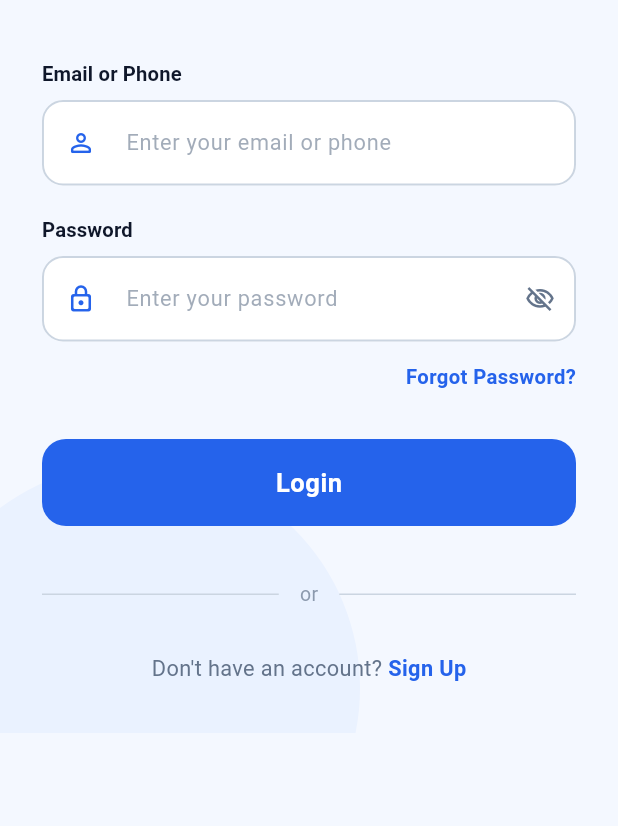
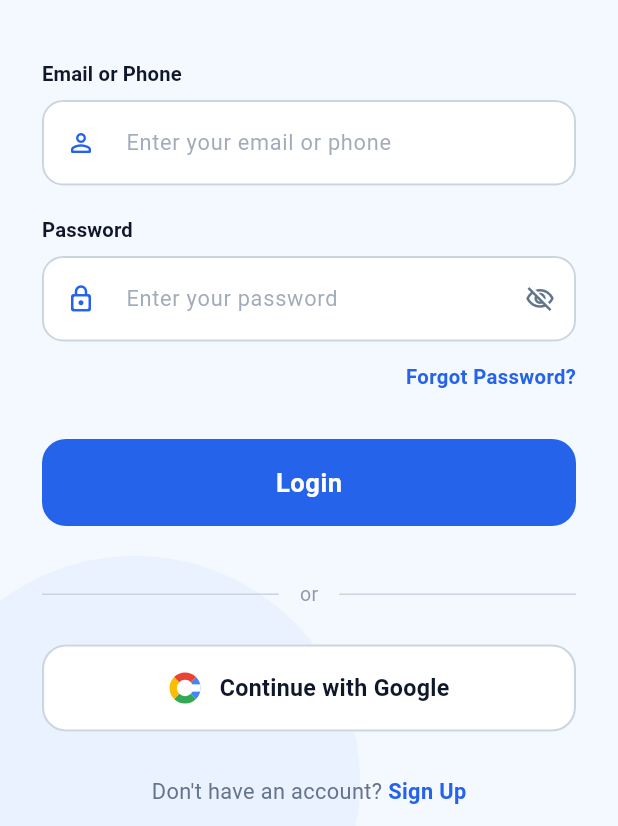
Before and after one commit to mardy-cse/Classora, a Flutter app: the screen it shows after launch, after a tap on "Skip", on a phone screen of 412 x 824 dp, the part 410-1236 px from its top. Run offline on Flutter 3.47's test engine with Material 3 defaults, Android fonts, the phone set to English and light mode, and no system bars.

Commit message:
feat: add Continue with Google button to login screen

```diff
--- a/lib/screens/login_screen.dart
+++ b/lib/screens/login_screen.dart
@@ -28,6 +28,7 @@ class _LoginScreenState extends State<LoginScreen>
   final _passwordCtrl    = TextEditingController();
   bool  _obscurePassword = true;
   bool  _loading         = false;
+  bool  _googleLoading   = false;
   String? _errorMessage;
 
   late final AnimationController _anim;
@@ -83,6 +84,22 @@ class _LoginScreenState extends State<LoginScreen>
     setState(() => _loading = false);
 
     // Demo: any email + password ≥ 6 chars → success
+    Navigator.of(context).pushReplacement(
+      PageRouteBuilder(
+        pageBuilder: (_, a, __) => const HomeScreen(),
+        transitionsBuilder: (_, a, __, child) =>
+            FadeTransition(opacity: a, child: child),
+        transitionDuration: const Duration(milliseconds: 500),
+      ),
+    );
+  }
+
+  // ── Google login (stub) ───────────────────────────────────────────────────
+  Future<void> _googleLogin() async {
+    setState(() => _googleLoading = true);
+    await Future.delayed(const Duration(milliseconds: 1000));
+    if (!mounted) return;
+    setState(() => _googleLoading = false);
     Navigator.of(context).pushReplacement(
       PageRouteBuilder(
         pageBuilder: (_, a, __) => const HomeScreen(),
@@ -303,6 +320,14 @@ class _LoginScreenState extends State<LoginScreen>
                                   const Expanded(
                                       child: Divider(color: _kBorder)),
                                 ],
+                              ),
+
+                              const SizedBox(height: 24),
+
+                              // Google login button
+                              _GoogleButton(
+                                loading: _googleLoading,
+                                onTap: _googleLogin,
                               ),
 
                               const SizedBox(height: 30),
@@ -534,6 +559,116 @@ class _LoginButton extends StatelessWidget {
       );
 }
 
+// ─── Google button ────────────────────────────────────────────────────────────
+class _GoogleButton extends StatelessWidget {
+  final bool loading;
+  final VoidCallback onTap;
+  const _GoogleButton({required this.loading, required this.onTap});
+
+  @override
+  Widget build(BuildContext context) => SizedBox(
+        width: double.infinity,
+        height: 58,
+        child: OutlinedButton(
+          onPressed: loading ? null : onTap,
+          style: OutlinedButton.styleFrom(
+            backgroundColor: Colors.white,
+            foregroundColor: _kTextDark,
+            disabledForegroundColor: _kTextMuted,
+            side: const BorderSide(color: _kBorder, width: 1.4),
+            shape: RoundedRectangleBorder(
+              borderRadius: BorderRadius.circular(16),
+            ),
+            elevation: 0,
+          ),
+          child: loading
+              ? const SizedBox(
+                  width: 22,
+                  height: 22,
+                  child: CircularProgressIndicator(
+                    color: _kPrimary,
+                    strokeWidth: 2.5,
+                  ),
+                )
+              : Row(
+                  mainAxisAlignment: MainAxisAlignment.center,
+                  children: [
+                    _GoogleLogo(),
+                    const SizedBox(width: 12),
+                    const Text(
+                      'Continue with Google',
+                      style: TextStyle(
+                        fontSize: 15.5,
+                        fontWeight: FontWeight.w600,
+                        letterSpacing: 0.2,
+                        color: _kTextDark,
+                      ),
+                    ),
+                  ],
+                ),
+        ),
+      );
+}
+
+// ─── Google "G" logo painter ──────────────────────────────────────────────────
+class _GoogleLogo extends StatelessWidget {
+  @override
+  Widget build(BuildContext context) => CustomPaint(
+        size: const Size(22, 22),
+        painter: _GoogleLogoPainter(),
+      );
+}
+
+class _GoogleLogoPainter extends CustomPainter {
+  @override
+  void paint(Canvas canvas, Size size) {
+    final cx = size.width / 2;
+    final cy = size.height / 2;
+    final r  = size.width / 2;
+
+    // Draw the four colored arcs of the Google G
+    const sweepAngle = 3.14159 / 2; // 90 degrees each
+
+    final colors = [
+      const Color(0xFF4285F4), // blue  (top-right)
+      const Color(0xFF34A853), // green (bottom-right)
+      const Color(0xFFFBBC05), // yellow (bottom-left)
+      const Color(0xFFEA4335), // red  (top-left)
+    ];
+
+    for (int i = 0; i < 4; i++) {
+      final paint = Paint()
+        ..color = colors[i]
+        ..style = PaintingStyle.stroke
+        ..strokeWidth = size.width * 0.22
+        ..strokeCap = StrokeCap.butt;
+
+      canvas.drawArc(
+        Rect.fromCircle(center: Offset(cx, cy), radius: r * 0.72),
+        -sweepAngle / 2 + i * sweepAngle,
+        sweepAngle,
+        false,
+        paint,
+      );
+    }
+
+    // White horizontal bar for the "G" cut-out
+    final barPaint = Paint()
+      ..color = Colors.white
+      ..strokeWidth = size.width * 0.22
+      ..strokeCap = StrokeCap.square;
+
+    canvas.drawLine(
+      Offset(cx, cy),
+      Offset(cx + r * 0.72, cy),
+      barPaint,
+    );
+  }
+
+  @override
+  bool shouldRepaint(covariant CustomPainter oldDelegate) => false;
+}
+
 // ─── Background blob ──────────────────────────────────────────────────────────
 class _Blob extends StatelessWidget {
   final double size;
```
